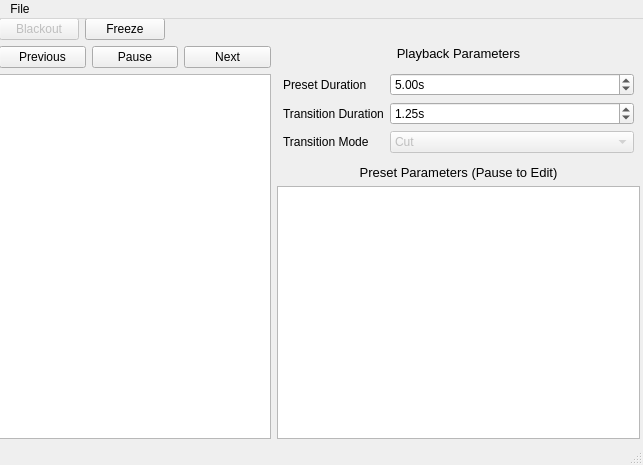
Old version of the form ui/firemix.ui in the repository Openlights/firemix.
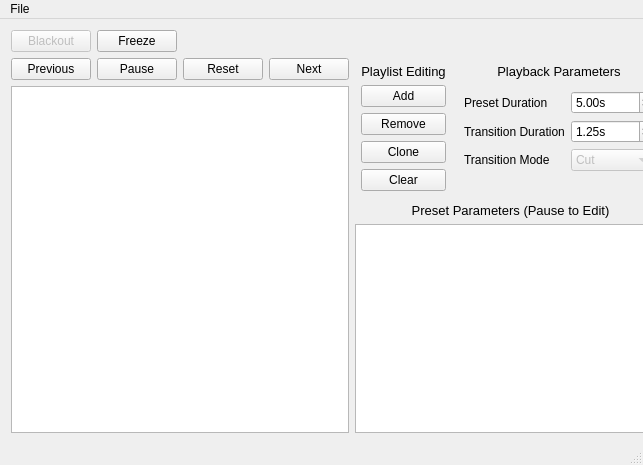
New version of the form. Custom widgets are drawn as their Qt base class.

Commit message: (1/2) Reorder playlist by drag+drop

```diff
--- a/ui/firemix.ui
+++ b/ui/firemix.ui
@@ -33,8 +33,23 @@
      <property name="sizeConstraint">
       <enum>QLayout::SetMinimumSize</enum>
      </property>
+     <property name="margin">
+      <number>6</number>
+     </property>
      <item>
       <layout class="QHBoxLayout" name="hl_top_buttons">
+       <property name="leftMargin">
+        <number>6</number>
+       </property>
+       <property name="topMargin">
+        <number>6</number>
+       </property>
+       <property name="rightMargin">
+        <number>6</number>
+       </property>
+       <property name="bottomMargin">
+        <number>0</number>
+       </property>
        <item>
         <widget class="QPushButton" name="btn_blackout">
          <property name="enabled">
@@ -69,7 +84,16 @@
      </item>
      <item>
       <layout class="QHBoxLayout" name="horizontalLayout_2" stretch="3,4">
-       <property name="margin">
+       <property name="leftMargin">
+        <number>6</number>
+       </property>
+       <property name="topMargin">
+        <number>0</number>
+       </property>
+       <property name="rightMargin">
+        <number>6</number>
+       </property>
+       <property name="bottomMargin">
         <number>0</number>
        </property>
        <item>
@@ -99,6 +123,13 @@
              </property>
             </widget>
            </item>
+           <item>
+            <widget class="QPushButton" name="btn_reset_preset">
+             <property name="text">
+              <string>Reset</string>
+             </property>
+            </widget>
+           </item>
            <item>
             <widget class="QPushButton" name="btn_next_preset">
              <property name="text">
@@ -114,9 +145,72 @@
         </layout>
        </item>
        <item>
-        <layout class="QVBoxLayout" name="verticalLayout_2">
+        <layout class="QVBoxLayout" name="verticalLayout_2" stretch="1,2">
          <property name="margin">
           <number>0</number>
+         </property>
+         <item>
+          <layout class="QHBoxLayout" name="horizontalLayout_3">
+           <property name="margin">
+            <number>3</number>
+           </property>
+           <item>
+            <layout class="QVBoxLayout" name="verticalLayout_4">
+             <property name="margin">
+              <number>3</number>
+             </property>
+             <item>
+              <widget class="QLabel" name="lbl_playlist_editing">
+               <property name="font">
+                <font>
+                 <pointsize>10</pointsize>
+                </font>
+               </property>
+               <property name="text">
+                <string>Playlist Editing</string>
+               </property>
+               <property name="textFormat">
+                <enum>Qt::AutoText</enum>
+               </property>
+               <property name="alignment">
+                <set>Qt::AlignHCenter|Qt::AlignTop</set>
+               </property>
+              </widget>
+             </item>
+             <item>
+              <widget class="QPushButton" name="btn_add_preset">
+               <property name="text">
+                <string>Add</string>
+               </property>
+              </widget>
+             </item>
+             <item>
+              <widget class="QPushButton" name="btn_remove_preset">
+               <property name="text">
+                <string>Remove</string>
+               </property>
+              </widget>
+             </item>
+             <item>
+              <widget class="QPushButton" name="btn_clone_preset">
+               <property name="text">
+                <string>Clone</string>
+               </property>
+              </widget>
+             </item>
+             <item>
+              <widget class="QPushButton" name="btn_clear_playlist">
+               <property name="text">
+                <string>Clear</string>
+               </property>
+              </widget>
+             </item>
+            </layout>
+           </item>
+           <item>
+            <layout class="QVBoxLayout" name="verticalLayout_5">
+             <property name="margin">
+              <number>3</number>
          </property>
          <item>
           <widget class="QLabel" name="label_2">
@@ -132,23 +226,26 @@
             <enum>Qt::AutoText</enum>
            </property>
            <property name="alignment">
-            <set>Qt::AlignBottom|Qt::AlignHCenter</set>
+                <set>Qt::AlignHCenter|Qt::AlignTop</set>
            </property>
           </widget>
          </item>
          <item>
           <layout class="QFormLayout" name="formLayout">
+               <property name="fieldGrowthPolicy">
+                <enum>QFormLayout::AllNonFixedFieldsGrow</enum>
+               </property>
            <property name="margin">
             <number>6</number>
            </property>
-           <item row="0" column="0">
+               <item row="2" column="0">
             <widget class="QLabel" name="lbl_preset_duration">
              <property name="text">
               <string>Preset Duration</string>
              </property>
             </widget>
            </item>
-           <item row="0" column="1">
+               <item row="2" column="1">
             <widget class="QDoubleSpinBox" name="edit_preset_duration">
              <property name="suffix">
               <string>s</string>
@@ -164,14 +261,14 @@
              </property>
             </widget>
            </item>
-           <item row="1" column="0">
+               <item row="3" column="0">
             <widget class="QLabel" name="lbl_transition_duration">
              <property name="text">
               <string>Transition Duration</string>
              </property>
             </widget>
            </item>
-           <item row="1" column="1">
+               <item row="3" column="1">
             <widget class="QDoubleSpinBox" name="edit_transition_duration">
              <property name="suffix">
               <string>s</string>
@@ -190,7 +287,14 @@
              </property>
             </widget>
            </item>
-           <item row="2" column="1">
+               <item row="4" column="0">
+                <widget class="QLabel" name="lbl_transition_mode">
+                 <property name="text">
+                  <string>Transition Mode</string>
+                 </property>
+                </widget>
+               </item>
+               <item row="4" column="1">
             <widget class="QComboBox" name="cb_transition_mode">
              <property name="enabled">
               <bool>false</bool>
@@ -212,12 +316,22 @@
              </item>
             </widget>
            </item>
-           <item row="2" column="0">
-            <widget class="QLabel" name="lbl_transition_mode">
-             <property name="text">
-              <string>Transition Mode</string>
-             </property>
-            </widget>
+              </layout>
+             </item>
+             <item>
+              <spacer name="verticalSpacer">
+               <property name="orientation">
+                <enum>Qt::Vertical</enum>
+               </property>
+               <property name="sizeHint" stdset="0">
+                <size>
+                 <width>20</width>
+                 <height>40</height>
+                </size>
+               </property>
+              </spacer>
+             </item>
+            </layout>
            </item>
           </layout>
          </item>
@@ -316,6 +430,13 @@
    </property>
   </action>
  </widget>
+ <customwidgets>
+  <customwidget>
+   <class>DraggableListWidget</class>
+   <extends>QListWidget</extends>
+   <header location="global">ui/draggable_list_widget.h</header>
+  </customwidget>
+ </customwidgets>
  <resources/>
  <connections/>
 </ui>
```
Left out of the diff: 4 changed lines with no effect on the pictures. Lines whose indentation alone changed are shown as unchanged. The commit also changes 3 other files.
